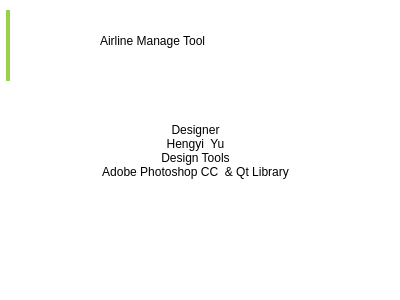
Fijiisland/Simplified-Airline-Tool, file _aboutdialog.ui: the form before one commit.
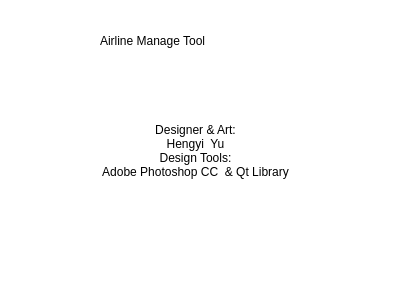
The form after the commit. Icons and pictures are not drawn.

```diff
--- a/_aboutdialog.ui
+++ b/_aboutdialog.ui
@@ -6,7 +6,7 @@
    <rect>
     <x>0</x>
     <y>0</y>
-    <width>400</width>
+    <width>393</width>
     <height>300</height>
    </rect>
   </property>
@@ -19,7 +19,7 @@
   <widget class="QLabel" name="label_logo_ico">
    <property name="geometry">
     <rect>
-     <x>20</x>
+     <x>10</x>
      <y>10</y>
      <width>71</width>
      <height>71</height>
@@ -45,28 +45,6 @@
     <string>Airline Manage Tool</string>
    </property>
   </widget>
-  <widget class="Line" name="line_logo">
-   <property name="geometry">
-    <rect>
-     <x>0</x>
-     <y>10</y>
-     <width>16</width>
-     <height>71</height>
-    </rect>
-   </property>
-   <property name="styleSheet">
-    <string notr="true">color: rgb(152, 210, 77);</string>
-   </property>
-   <property name="frameShadow">
-    <enum>QFrame::Plain</enum>
-   </property>
-   <property name="lineWidth">
-    <number>4</number>
-   </property>
-   <property name="orientation">
-    <enum>Qt::Vertical</enum>
-   </property>
-  </widget>
   <widget class="QLabel" name="label_brief">
    <property name="geometry">
     <rect>
@@ -77,9 +55,9 @@
     </rect>
    </property>
    <property name="text">
-    <string>Designer
+    <string>Designer &amp; Art:
 Hengyi  Yu
-Design Tools
+Design Tools:
 Adobe Photoshop CC  &amp; Qt Library</string>
    </property>
    <property name="alignment">
```
